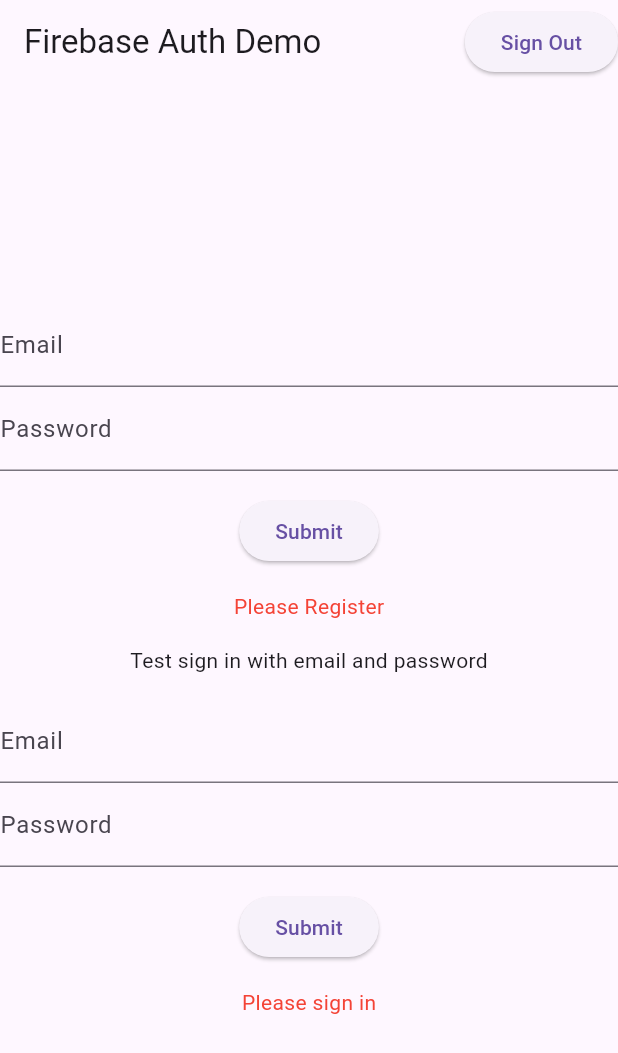
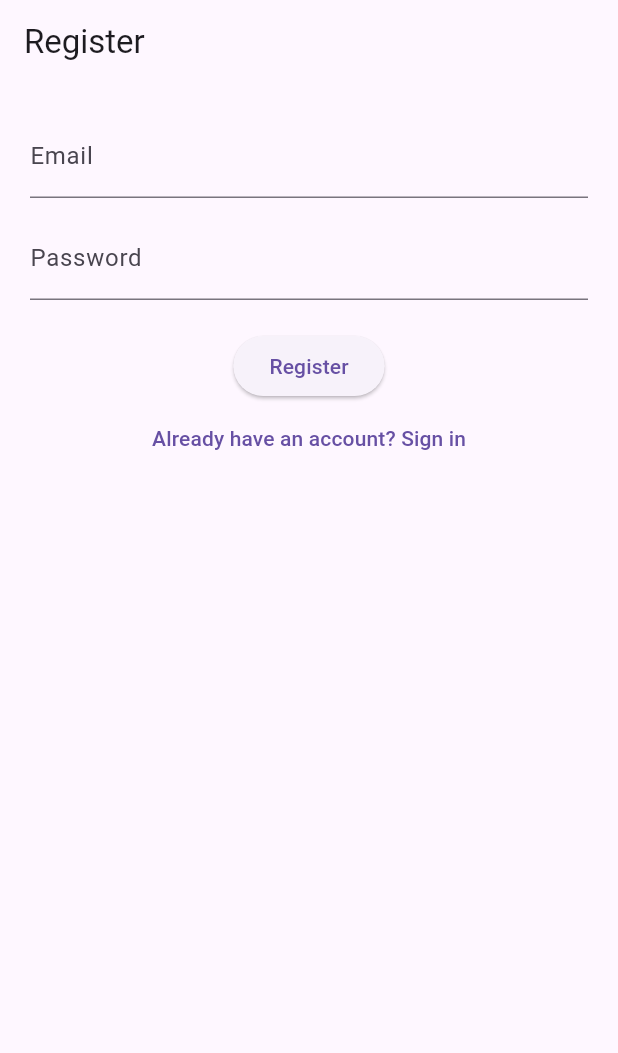
Before and after one commit to TJs87474/Log-In-page, a Flutter app: the screen it shows after launch, on a phone screen of 412 x 824 dp. Shown: the top 1053 px of the screen. Run offline on Flutter 3.47's test engine with Material 3 defaults, Android fonts, the phone set to English and light mode, and no system bars; our stand-ins replace firebase_auth, firebase_core; accounts and stored records are empty.

Commit message:
Added other screens

```diff
--- /dev/null
+++ b/lib/AuthentificationScreen.dart
@@ -0,0 +1,111 @@
+import 'package:flutter/material.dart';
+import 'package:firebase_auth/firebase_auth.dart';
+import 'AuthService.dart';
+import 'HomeScreen.dart'; // Make sure this exists or create a simple placeholder screen
+
+class AuthenticationScreen extends StatefulWidget {
+  @override
+  _AuthenticationScreenState createState() => _AuthenticationScreenState();
+}
+
+class _AuthenticationScreenState extends State<AuthenticationScreen> {
+  bool _isRegistering = true; // Toggle between registration and sign-in
+  final AuthService _authService = AuthService();
+
+  final TextEditingController _emailController = TextEditingController();
+  final TextEditingController _passwordController = TextEditingController();
+
+  final GlobalKey<FormState> _formKey = GlobalKey<FormState>();
+
+  void _toggleForm() {
+    setState(() {
+      _isRegistering = !_isRegistering;
+    });
+  }
+
+  void _handleAuth() async {
+    if (_formKey.currentState!.validate()) {
+      User? user;
+      if (_isRegistering) {
+        user = await _authService.registerWithEmail(
+          _emailController.text,
+          _passwordController.text,
+        );
+        if (user != null) {
+          ScaffoldMessenger.of(context).showSnackBar(
+            SnackBar(content: Text('Registration successful. Please sign in.')),
+          );
+          setState(() {
+            _isRegistering = false; // Switch to sign-in screen
+            _emailController.clear();
+            _passwordController.clear();
+          });
+        } else {
+          ScaffoldMessenger.of(context).showSnackBar(
+            SnackBar(content: Text('Registration failed')),
+          );
+        }
+      } else {
+        user = await _authService.signInWithEmail(
+          _emailController.text,
+          _passwordController.text,
+        );
+        if (user != null) {
+          Navigator.pushReplacement(
+            context,
+            MaterialPageRoute(builder: (context) => HomeScreen()),
+          );
+        } else {
+          ScaffoldMessenger.of(context).showSnackBar(
+            SnackBar(content: Text('Sign-in failed')),
+          );
+        }
+      }
+    }
+  }
+
+  @override
+  Widget build(BuildContext context) {
+    return Scaffold(
+      appBar: AppBar(
+        title: Text(_isRegistering ? 'Register' : 'Sign In'),
+      ),
+      body: Padding(
+        padding: const EdgeInsets.all(20.0),
+        child: Form(
+          key: _formKey,
+          child: Column(
+            children: [
+              TextFormField(
+                controller: _emailController,
+                decoration: InputDecoration(labelText: 'Email'),
+                validator: (val) => val!.isEmpty ? 'Enter your email' : null,
+              ),
+              SizedBox(height: 12),
+              TextFormField(
+                controller: _passwordController,
+                decoration: InputDecoration(labelText: 'Password'),
+                obscureText: true,
+                validator: (val) =>
+                    val!.length < 6 ? 'Password must be 6+ characters' : null,
+              ),
+              SizedBox(height: 20),
+              ElevatedButton(
+                onPressed: _handleAuth,
+                child: Text(_isRegistering ? 'Register' : 'Sign In'),
+              ),
+              TextButton(
+                onPressed: _toggleForm,
+                child: Text(
+                  _isRegistering
+                      ? 'Already have an account? Sign in'
+                      : 'Don\'t have an account? Register',
+                ),
+              ),
+            ],
+          ),
+        ),
+      ),
+    );
+  }
+}
--- a/lib/main.dart
+++ b/lib/main.dart
@@ -1,3 +1,4 @@
+import 'package:cw6/AuthentificationScreen.dart';
 import 'package:flutter/material.dart';
 import 'package:firebase_core/firebase_core.dart';
 import 'package:firebase_auth/firebase_auth.dart';
@@ -18,7 +19,7 @@ class MyApp extends StatelessWidget {
   Widget build(BuildContext context) {
     return MaterialApp(
       title: 'Firebase Auth Demo',
-      home: MyHomePage(title: 'Firebase Auth Demo'),
+      home: AuthenticationScreen(),
     );
   }
 }
```
Also changed, not shown: lib/HomeScreen.dart (added, +30 -0 lines), lib/LoginScreen.dart (added, +68 -0 lines), lib/RegisterScreen.dart (added, +71 -0 lines).
